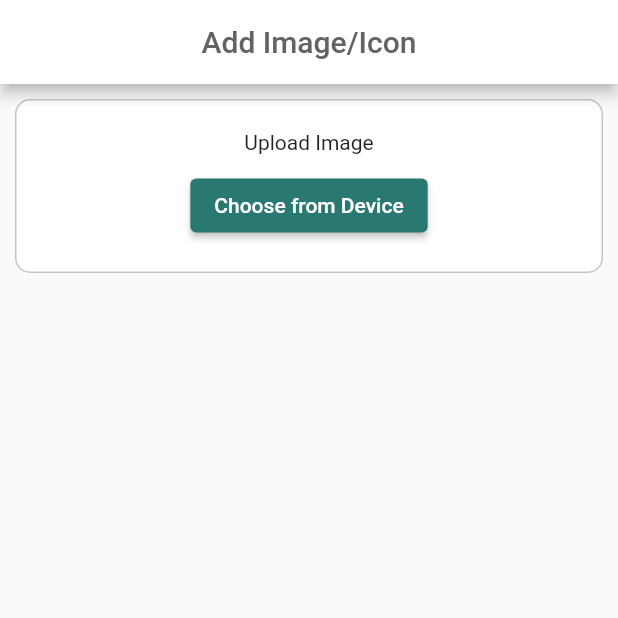
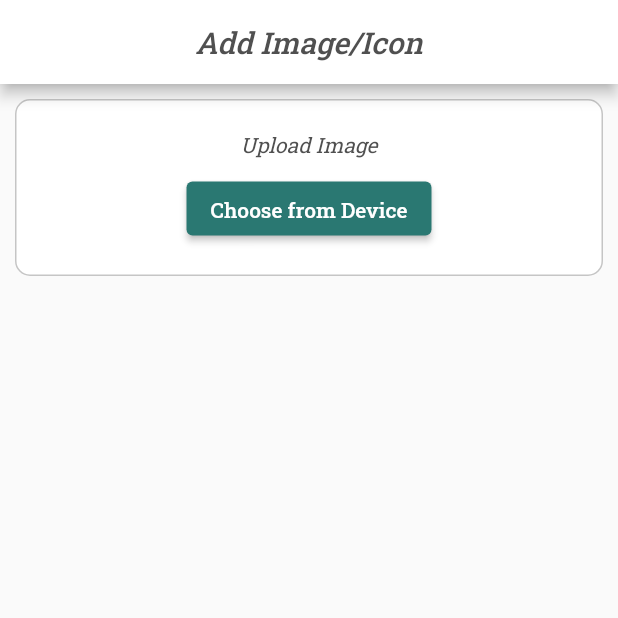
Before and after one commit to sxjal/Celebrate-Wedding-Card-Maker, a Flutter app: the screen it shows after launch, on a phone screen of 412 x 824 dp, the top half of it. Run offline on Flutter 3.47's test engine with Material 2 defaults, Android fonts, the phone set to English and light mode, and no system bars; our stand-ins replace google_fonts, image_cropper, image_picker; missing offline and left inert: widget_mask.

Commit message:
final commit for building

```diff
--- a/lib/home.dart
+++ b/lib/home.dart
@@ -5,6 +5,7 @@ import 'package:flutter/material.dart';
 import 'package:flutter/services.dart';
 import "package:image_picker/image_picker.dart";
 import "package:image_cropper/image_cropper.dart";
+import 'package:google_fonts/google_fonts.dart';
 
 class HomeScreen extends StatefulWidget {
   const HomeScreen({super.key});
@@ -89,8 +90,8 @@ class _HomeScreenState extends State<HomeScreen> {
                   children: [
                     InkWell(
                       child: Container(
-                        margin: const EdgeInsets.all(5),
-                        padding: const EdgeInsets.only(left: 5, right: 5),
+                        margin: const EdgeInsets.all(3),
+                        padding: const EdgeInsets.only(left: 3, right: 3),
                         decoration: BoxDecoration(
                           border: Border.all(
                             color: const Color.fromARGB(255, 76, 76, 76),
@@ -99,12 +100,13 @@ class _HomeScreenState extends State<HomeScreen> {
                         ),
                         height: buttonheight,
                         width: MediaQuery.of(context).size.width * .13,
-                        child: const Center(
+                        child: Center(
                           child: Text(
                             "Original",
-                            style: TextStyle(
+                            style: GoogleFonts.robotoSlab(
+                              color: const Color.fromARGB(255, 50, 50, 50),
+                              fontStyle: FontStyle.italic,
                               fontSize: 10,
-                              color: Color.fromARGB(255, 50, 50, 50),
                               fontWeight: FontWeight.bold,
                             ),
                           ),
@@ -259,11 +261,11 @@ class _HomeScreenState extends State<HomeScreen> {
               ),
         backgroundColor: const Color.fromARGB(255, 255, 255, 255),
         centerTitle: true,
-        title: const Text(
+        title: Text(
           "Add Image/Icon",
-          style: TextStyle(
-            color: Color.fromARGB(255, 99, 99, 99),
-            fontFamily: "Roboto Slab",
+          style: GoogleFonts.robotoSlab(
+            color: const Color.fromARGB(255, 80, 80, 80),
+            fontStyle: FontStyle.italic,
           ),
         ),
       ),
@@ -288,8 +290,12 @@ class _HomeScreenState extends State<HomeScreen> {
                 const SizedBox(
                   height: 10,
                 ),
-                const Text(
+                Text(
                   "Upload Image",
+                  style: GoogleFonts.robotoSlab(
+                    color: const Color.fromARGB(255, 80, 80, 80),
+                    fontStyle: FontStyle.italic,
+                  ),
                 ),
                 const SizedBox(
                   height: 10,
@@ -300,10 +306,10 @@ class _HomeScreenState extends State<HomeScreen> {
                         (states) => const Color.fromARGB(255, 42, 120, 114)),
                   ),
                   onPressed: _pickgallery,
-                  child: const Text(
+                  child: Text(
                     "Choose from Device",
-                    style: TextStyle(
-                      color: Colors.white,
+                    style: GoogleFonts.robotoSlab(
+                      color: const Color.fromARGB(255, 255, 255, 255),
                     ),
                   ),
                 ),
```
Also changed, not shown: 1 other file.
